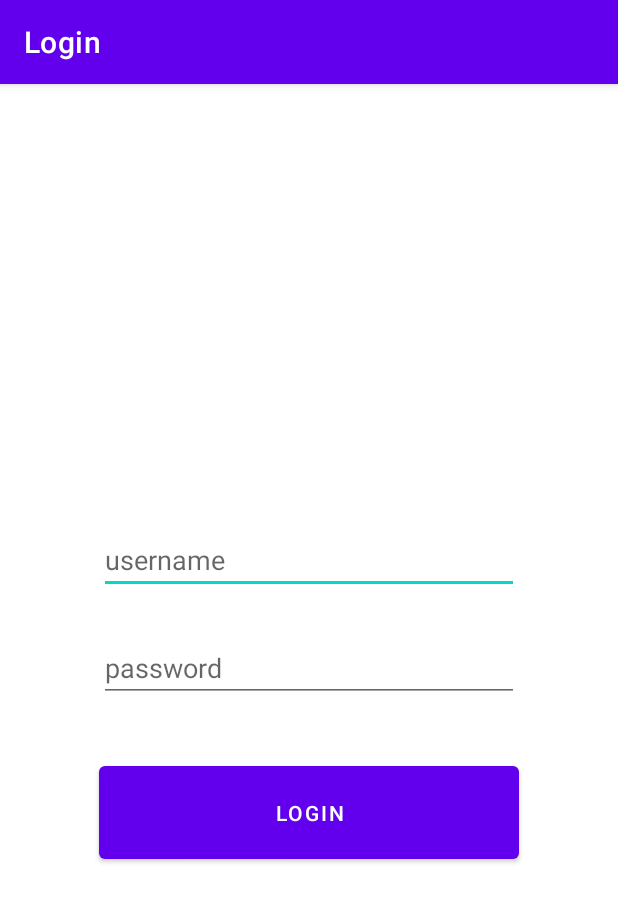
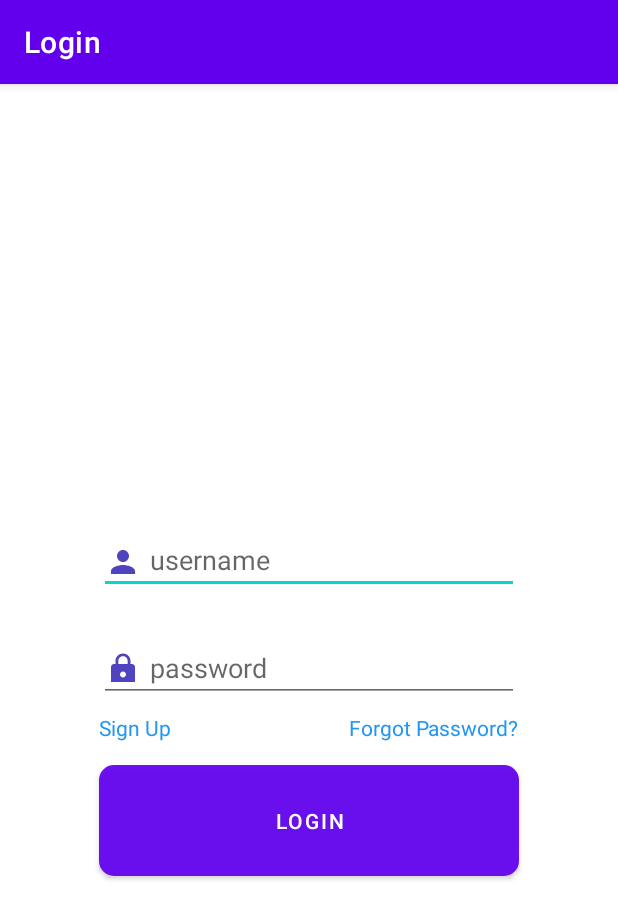
Before and after one commit to arathikv/android_assignment, an Android app: the screen it shows after launch (MainActivity2), on a phone screen of 412 x 824 dp. Shown: the top 919 px of the screen. Run offline under Robolectric (Android 15) with nearby library versions, the phone set to English and light mode, and no system bars.

Commit message:
login commit

```diff
--- /dev/null
+++ b/app/src/main/res/drawable/ic_baseline_lock_24.xml
@@ -0,0 +1,5 @@
+<vector android:height="20dp" android:tint="#4F43BF"
+    android:viewportHeight="20" android:viewportWidth="20"
+    android:width="20dp" xmlns:android="http://schemas.android.com/apk/res/android">
+    <path android:fillColor="@android:color/white" android:pathData="M18,8h-1L17,6c0,-2.76 -2.24,-5 -5,-5S7,3.24 7,6v2L6,8c-1.1,0 -2,0.9 -2,2v10c0,1.1 0.9,2 2,2h12c1.1,0 2,-0.9 2,-2L20,10c0,-1.1 -0.9,-2 -2,-2zM12,17c-1.1,0 -2,-0.9 -2,-2s0.9,-2 2,-2 2,0.9 2,2 -0.9,2 -2,2zM15.1,8L8.9,8L8.9,6c0,-1.71 1.39,-3.1 3.1,-3.1 1.71,0 3.1,1.39 3.1,3.1v2z"/>
+</vector>
--- /dev/null
+++ b/app/src/main/res/drawable/ic_baseline_person_24.xml
@@ -0,0 +1,5 @@
+<vector android:height="20dp" android:tint="#4F43BF"
+    android:viewportHeight="20" android:viewportWidth="20"
+    android:width="20dp" xmlns:android="http://schemas.android.com/apk/res/android">
+    <path android:fillColor="@android:color/white" android:pathData="M12,12c2.21,0 4,-1.79 4,-4s-1.79,-4 -4,-4 -4,1.79 -4,4 1.79,4 4,4zM12,14c-2.67,0 -8,1.34 -8,4v2h16v-2c0,-2.66 -5.33,-4 -8,-4z"/>
+</vector>
--- a/app/src/main/res/drawable/rounded_button.xml
+++ b/app/src/main/res/drawable/rounded_button.xml
@@ -1,7 +1,9 @@
 <?xml version="1.0" encoding="utf-8"?>
-<selector xmlns:android="http://schemas.android.com/apk/res/android">
-    <shape xmlns:android="http://schemas.android.com/apk/res/android" android:shape="rectangle">
-    <solid android:color="@color/purple_700" />
-    <corners android:radius="10dp" />
-    </shape>
-</selector>
+<shape xmlns:android="http://schemas.android.com/apk/res/android"
+    android:shape="rectangle">
+    <solid android:color="#eeffffff" />
+    <corners android:bottomRightRadius="10dp"
+        android:bottomLeftRadius="10dp"
+        android:topRightRadius="10dp"
+        android:topLeftRadius="10dp"/>
+</shape>
--- a/app/src/main/res/layout/activity_main2.xml
+++ b/app/src/main/res/layout/activity_main2.xml
@@ -10,6 +10,8 @@
 
     <EditText
         android:id="@+id/username"
+        android:drawableLeft="@drawable/ic_baseline_person_24"
+        android:drawablePadding="10dp"
         android:layout_width="173dp"
         android:layout_height="wrap_content"
         android:layout_alignParentStart="true"
@@ -25,14 +27,14 @@
         android:ems="10"
         android:hint="username"
         android:inputType="textPersonName"
-
         android:text="" />
 
     <EditText
         android:id="@+id/password"
+        android:drawableLeft="@drawable/ic_baseline_lock_24"
+        android:drawablePadding="10dp"
         android:layout_width="178dp"
         android:layout_height="wrap_content"
-
         android:layout_alignParentStart="true"
         android:layout_alignParentLeft="true"
         android:layout_alignParentEnd="true"
@@ -47,11 +49,38 @@
         android:hint="password"
         android:inputType="textPassword" />
 
+    <TextView
+        android:id="@+id/signUp"
+        android:layout_width="wrap_content"
+        android:layout_height="wrap_content"
+        android:layout_alignParentStart="true"
+        android:layout_alignParentLeft="true"
+        android:layout_alignParentBottom="true"
+        android:layout_marginStart="50dp"
+        android:layout_marginLeft="50dp"
+        android:layout_marginBottom="329dp"
+        android:text="Sign Up"
+        android:textColor="#2196F3" />
+
+    <TextView
+        android:id="@+id/forgotPassword"
+        android:layout_width="wrap_content"
+        android:layout_height="wrap_content"
+        android:layout_alignParentEnd="true"
+        android:layout_alignParentRight="true"
+        android:layout_alignParentBottom="true"
+        android:layout_marginEnd="50dp"
+        android:layout_marginRight="50dp"
+        android:layout_marginBottom="329dp"
+        android:text="Forgot Password?"
+        android:textColor="#2196F3"
+ />
+
     <Button
         android:id="@+id/button2"
         android:layout_width="168dp"
         android:layout_height="74dp"
-
+        android:background = "@drawable/rounded_button"
         android:layout_alignParentStart="true"
         android:layout_alignParentLeft="true"
         android:layout_alignParentEnd="true"
@@ -61,6 +90,6 @@
         android:layout_marginLeft="50dp"
         android:layout_marginEnd="50dp"
         android:layout_marginRight="50dp"
-        android:layout_marginBottom="245dp"
+        android:layout_marginBottom="240dp"
         android:text="LOGIN" />
 </RelativeLayout>
```
